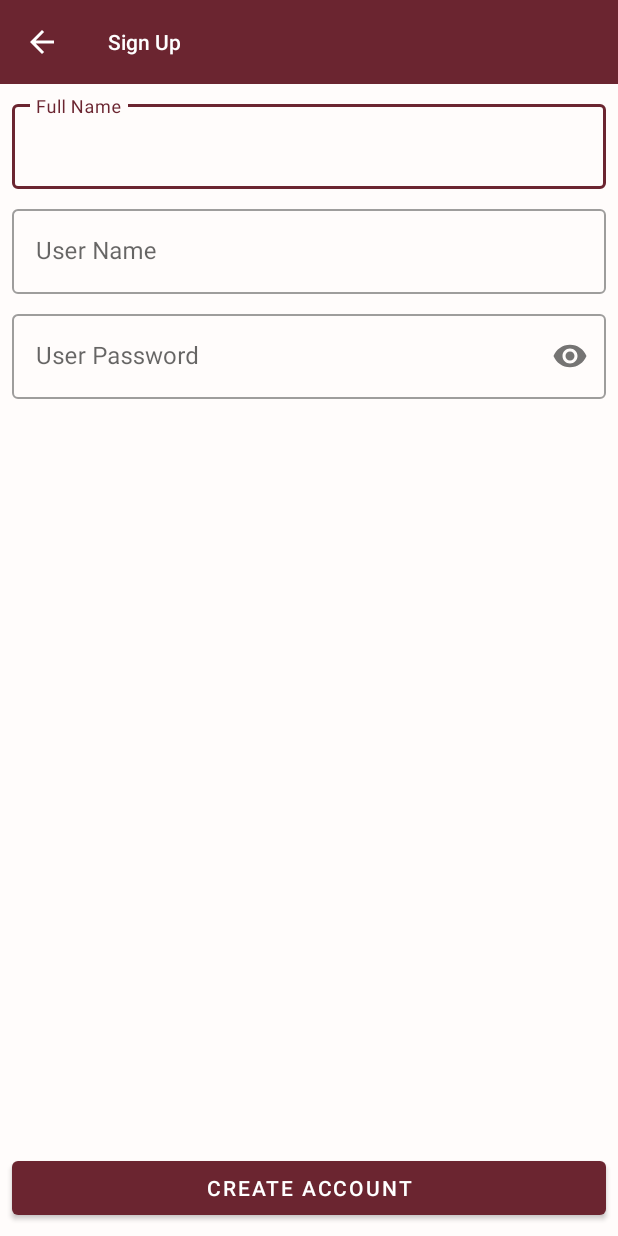
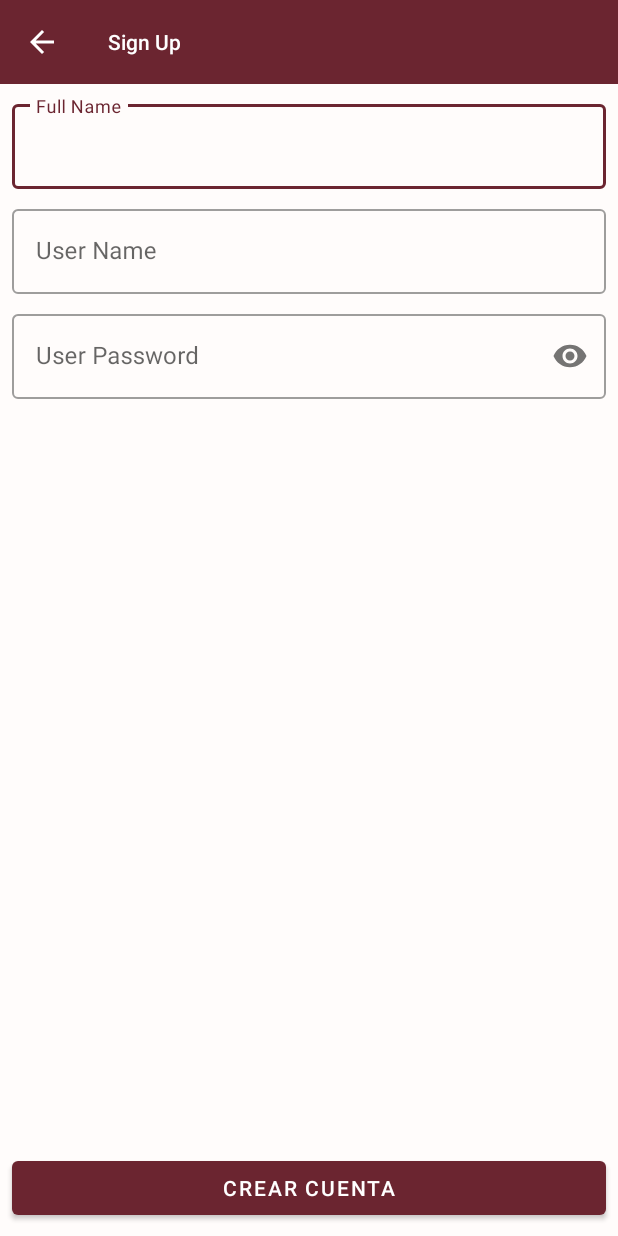
Before and after one commit to naav694/ordermanagement, an Android app: the RegisterActivity screen opened directly, with no data from a screen before it, on a phone screen of 412 x 824 dp. Run offline under Robolectric (Android 15) with nearby library versions, the phone set to English and light mode, and no system bars; our stand-ins replace Room's generated code, data binding; libraries missing offline, so code that uses them is left out: cn.pedant.

Commit message:
some ui changes

```diff
--- a/app/src/main/res/layout/activity_register.xml
+++ b/app/src/main/res/layout/activity_register.xml
@@ -96,7 +96,7 @@
             android:layout_marginStart="8dp"
             android:layout_marginEnd="8dp"
             android:layout_marginBottom="8dp"
-            android:text="@string/create_account"
+            android:text="@string/crear_cuenta"
             android:onClick="@{()->registerViewModel.onCreateUser()}"
             app:layout_constraintBottom_toBottomOf="parent"
             app:layout_constraintEnd_toEndOf="parent"
--- a/app/src/main/res/values/strings.xml
+++ b/app/src/main/res/values/strings.xml
@@ -27,4 +27,5 @@
     <string name="contrasena">Contraseña</string>
     <string name="usuario">Usuario</string>
     <string name="iniciar_sesion">Iniciar sesión</string>
+    <string name="crear_cuenta">Crear cuenta</string>
 </resources>
```
Also changed, not shown: app/src/main/java/mx/rokegcode/ordermanagement/MyApplication.kt (+2 -10 lines), app/src/main/java/mx/rokegcode/ordermanagement/viewmodel/LoginViewModel.kt (+5 -7 lines), app/src/main/res/layout/activity_login.xml (+5 -2 lines).
